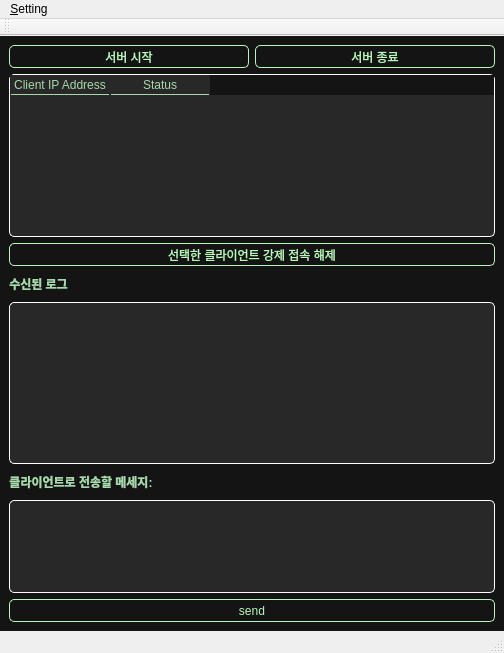
EagerBeaverLee/Vision_AI_RnD_team, file projects/pj7(AIS_simulator_Server)/ui/Server.ui: the form before one commit.
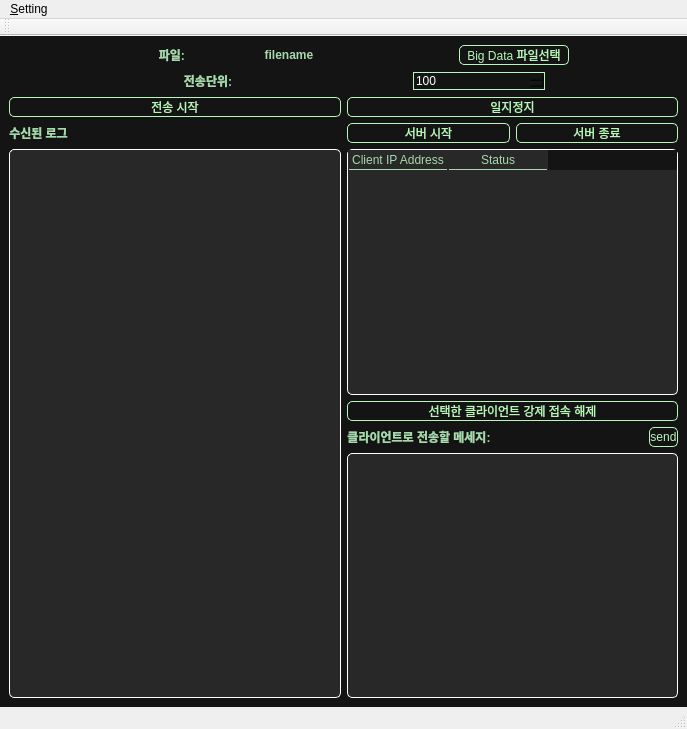
The form after the commit.

Commit message: load csv files to send and sending packet

Patch:
```diff
--- a/projects/pj7(AIS_simulator_Server)/ui/Server.ui
+++ b/projects/pj7(AIS_simulator_Server)/ui/Server.ui
@@ -6,8 +6,8 @@
    <rect>
     <x>0</x>
     <y>0</y>
-    <width>504</width>
-    <height>653</height>
+    <width>687</width>
+    <height>729</height>
    </rect>
   </property>
   <property name="minimumSize">
@@ -25,7 +25,382 @@
     background-color: rgb(20, 20, 20); /* 원하는 색상으로 변경 */
 }</string>
    </property>
-   <layout class="QVBoxLayout" name="verticalLayout" stretch="1,7,1,1,7,1,4,1">
+   <layout class="QVBoxLayout" name="verticalLayout_3">
+    <item>
+     <layout class="QHBoxLayout" name="horizontalLayout_4" stretch="1,1,1,1,1,1">
+      <item>
+       <spacer name="horizontalSpacer">
+        <property name="orientation">
+         <enum>Qt::Orientation::Horizontal</enum>
+        </property>
+        <property name="sizeHint" stdset="0">
+         <size>
+          <width>40</width>
+          <height>20</height>
+         </size>
+        </property>
+       </spacer>
+      </item>
+      <item>
+       <widget class="QLabel" name="label_3">
+        <property name="font">
+         <font>
+          <bold>true</bold>
+         </font>
+        </property>
+        <property name="styleSheet">
+         <string notr="true">QLabel {
+    color: rgb(166, 217, 171);
+}</string>
+        </property>
+        <property name="text">
+         <string>파일: </string>
+        </property>
+        <property name="scaledContents">
+         <bool>false</bool>
+        </property>
+        <property name="alignment">
+         <set>Qt::AlignmentFlag::AlignCenter</set>
+        </property>
+       </widget>
+      </item>
+      <item>
+       <widget class="QLabel" name="selected_file">
+        <property name="font">
+         <font>
+          <bold>true</bold>
+         </font>
+        </property>
+        <property name="styleSheet">
+         <string notr="true">QLabel {
+    color: rgb(166, 217, 171);
+}</string>
+        </property>
+        <property name="text">
+         <string>filename</string>
+        </property>
+        <property name="scaledContents">
+         <bool>false</bool>
+        </property>
+        <property name="alignment">
+         <set>Qt::AlignmentFlag::AlignCenter</set>
+        </property>
+       </widget>
+      </item>
+      <item>
+       <spacer name="horizontalSpacer_2">
+        <property name="orientation">
+         <enum>Qt::Orientation::Horizontal</enum>
+        </property>
+        <property name="sizeHint" stdset="0">
+         <size>
+          <width>40</width>
+          <height>20</height>
+         </size>
+        </property>
+       </spacer>
+      </item>
+      <item>
+       <widget class="QPushButton" name="btn_select_file">
+        <property name="sizePolicy">
+         <sizepolicy hsizetype="Minimum" vsizetype="Minimum">
+          <horstretch>0</horstretch>
+          <verstretch>0</verstretch>
+         </sizepolicy>
+        </property>
+        <property name="styleSheet">
+         <string notr="true">QPushButton {
+	color: rgb(184, 247, 185);
+    border: 1px solid rgb(184, 247, 185); /* 원하는 RGB 색상으로 변경 */
+    border-radius: 5px;                  /* 모서리를 둥글게 (선택 사항) */
+}
+QPushButton:hover {
+	color: rgb(184, 247, 185);
+    background-color: rgb(50, 120, 50); /* 마우스 올렸을 때 더 진한 색 */
+    border: 1px solid rgb(184, 247, 185); /* 테두리도 함께 진하게 (선택 사항) */
+}
+
+QPushButton:pressed {
+	color: rgb(184, 247, 185);
+    background-color: rgb(100, 180, 100); /* 버튼 눌렀을 때 가장 진한 색 */
+    border: 1px solid rgb(184, 247, 185); /* 테두리도 함께 진하게 (선택 사항) */
+}</string>
+        </property>
+        <property name="text">
+         <string>Big Data 파일선택</string>
+        </property>
+        <property name="autoDefault">
+         <bool>false</bool>
+        </property>
+        <property name="flat">
+         <bool>false</bool>
+        </property>
+       </widget>
+      </item>
+      <item>
+       <spacer name="horizontalSpacer_3">
+        <property name="orientation">
+         <enum>Qt::Orientation::Horizontal</enum>
+        </property>
+        <property name="sizeHint" stdset="0">
+         <size>
+          <width>40</width>
+          <height>20</height>
+         </size>
+        </property>
+       </spacer>
+      </item>
+     </layout>
+    </item>
+    <item>
+     <layout class="QHBoxLayout" name="horizontalLayout_5" stretch="1,1,1,1,1">
+      <item>
+       <spacer name="horizontalSpacer_4">
+        <property name="orientation">
+         <enum>Qt::Orientation::Horizontal</enum>
+        </property>
+        <property name="sizeHint" stdset="0">
+         <size>
+          <width>40</width>
+          <height>20</height>
+         </size>
+        </property>
+       </spacer>
+      </item>
+      <item>
+       <widget class="QLabel" name="label_5">
+        <property name="font">
+         <font>
+          <bold>true</bold>
+         </font>
+        </property>
+        <property name="styleSheet">
+         <string notr="true">QLabel {
+    color: rgb(166, 217, 171);
+}</string>
+        </property>
+        <property name="text">
+         <string>전송단위:</string>
+        </property>
+        <property name="scaledContents">
+         <bool>false</bool>
+        </property>
+        <property name="alignment">
+         <set>Qt::AlignmentFlag::AlignCenter</set>
+        </property>
+       </widget>
+      </item>
+      <item>
+       <spacer name="horizontalSpacer_8">
+        <property name="orientation">
+         <enum>Qt::Orientation::Horizontal</enum>
+        </property>
+        <property name="sizeHint" stdset="0">
+         <size>
+          <width>40</width>
+          <height>20</height>
+         </size>
+        </property>
+       </spacer>
+      </item>
+      <item>
+       <widget class="QSpinBox" name="sending_size">
+        <property name="styleSheet">
+         <string notr="true">QSpinBox {
+	border: 1px solid rgb(184, 247, 185);
+	text-align: center;
+	color: White;
+}</string>
+        </property>
+        <property name="minimum">
+         <number>100</number>
+        </property>
+        <property name="maximum">
+         <number>5000</number>
+        </property>
+        <property name="singleStep">
+         <number>100</number>
+        </property>
+        <property name="value">
+         <number>100</number>
+        </property>
+       </widget>
+      </item>
+      <item>
+       <spacer name="horizontalSpacer_7">
+        <property name="orientation">
+         <enum>Qt::Orientation::Horizontal</enum>
+        </property>
+        <property name="sizeHint" stdset="0">
+         <size>
+          <width>40</width>
+          <height>20</height>
+         </size>
+        </property>
+       </spacer>
+      </item>
+     </layout>
+    </item>
+    <item>
+     <layout class="QHBoxLayout" name="horizontalLayout_6">
+      <item>
+       <widget class="QPushButton" name="btn_send_packet">
+        <property name="sizePolicy">
+         <sizepolicy hsizetype="Minimum" vsizetype="Minimum">
+          <horstretch>0</horstretch>
+          <verstretch>0</verstretch>
+         </sizepolicy>
+        </property>
+        <property name="styleSheet">
+         <string notr="true">QPushButton {
+	color: rgb(184, 247, 185);
+    border: 1px solid rgb(184, 247, 185); /* 원하는 RGB 색상으로 변경 */
+    border-radius: 5px;                  /* 모서리를 둥글게 (선택 사항) */
+}
+QPushButton:hover {
+	color: rgb(184, 247, 185);
+    background-color: rgb(50, 120, 50); /* 마우스 올렸을 때 더 진한 색 */
+    border: 1px solid rgb(184, 247, 185); /* 테두리도 함께 진하게 (선택 사항) */
+}
+
+QPushButton:pressed {
+	color: rgb(184, 247, 185);
+    background-color: rgb(100, 180, 100); /* 버튼 눌렀을 때 가장 진한 색 */
+    border: 1px solid rgb(184, 247, 185); /* 테두리도 함께 진하게 (선택 사항) */
+}</string>
+        </property>
+        <property name="text">
+         <string>전송 시작</string>
+        </property>
+        <property name="autoDefault">
+         <bool>false</bool>
+        </property>
+        <property name="flat">
+         <bool>false</bool>
+        </property>
+       </widget>
+      </item>
+      <item>
+       <widget class="QPushButton" name="btn_pause_packet">
+        <property name="sizePolicy">
+         <sizepolicy hsizetype="Minimum" vsizetype="Minimum">
+          <horstretch>0</horstretch>
+          <verstretch>0</verstretch>
+         </sizepolicy>
+        </property>
+        <property name="styleSheet">
+         <string notr="true">QPushButton {
+	color: rgb(184, 247, 185);
+    border: 1px solid rgb(184, 247, 185); /* 원하는 RGB 색상으로 변경 */
+    border-radius: 5px;                  /* 모서리를 둥글게 (선택 사항) */
+}
+QPushButton:hover {
+	color: rgb(184, 247, 185);
+    background-color: rgb(50, 120, 50); /* 마우스 올렸을 때 더 진한 색 */
+    border: 1px solid rgb(184, 247, 185); /* 테두리도 함께 진하게 (선택 사항) */
+}
+
+QPushButton:pressed {
+	color: rgb(184, 247, 185);
+    background-color: rgb(100, 180, 100); /* 버튼 눌렀을 때 가장 진한 색 */
+    border: 1px solid rgb(184, 247, 185); /* 테두리도 함께 진하게 (선택 사항) */
+}</string>
+        </property>
+        <property name="text">
+         <string>일지정지</string>
+        </property>
+        <property name="autoDefault">
+         <bool>false</bool>
+        </property>
+        <property name="flat">
+         <bool>false</bool>
+        </property>
+       </widget>
+      </item>
+     </layout>
+    </item>
+    <item>
+     <layout class="QHBoxLayout" name="horizontalLayout_7">
+      <item>
+       <layout class="QVBoxLayout" name="verticalLayout_2">
+        <item>
+         <layout class="QHBoxLayout" name="horizontalLayout">
+          <item>
+           <widget class="QLabel" name="label">
+            <property name="font">
+             <font>
+              <bold>true</bold>
+             </font>
+            </property>
+            <property name="styleSheet">
+             <string notr="true">QLabel {
+    color: rgb(166, 217, 171);
+}</string>
+            </property>
+            <property name="text">
+             <string>수신된 로그</string>
+            </property>
+            <property name="scaledContents">
+             <bool>false</bool>
+            </property>
+            <property name="alignment">
+             <set>Qt::AlignmentFlag::AlignCenter</set>
+            </property>
+           </widget>
+          </item>
+          <item>
+           <spacer name="horizontalSpacer_5">
+            <property name="orientation">
+             <enum>Qt::Orientation::Horizontal</enum>
+            </property>
+            <property name="sizeHint" stdset="0">
+             <size>
+              <width>40</width>
+              <height>20</height>
+             </size>
+            </property>
+           </spacer>
+          </item>
+         </layout>
+        </item>
+        <item>
+         <widget class="QTextBrowser" name="log_browser">
+          <property name="sizePolicy">
+           <sizepolicy hsizetype="Expanding" vsizetype="Expanding">
+            <horstretch>0</horstretch>
+            <verstretch>0</verstretch>
+           </sizepolicy>
+          </property>
+          <property name="minimumSize">
+           <size>
+            <width>0</width>
+            <height>0</height>
+           </size>
+          </property>
+          <property name="styleSheet">
+           <string notr="true">QTextEdit {
+	color: white;
+    background-color: rgb(40, 40, 40); /* 원하는 색상으로 변경 */
+	border: 1px solid rgb(255,255,255);
+	border-radius: 5px;      /* (선택 사항) 모서리를 둥글게 */
+}
+QTextEdit:focus {
+    border: 1px solid rgb(184, 247, 185);
+    outline: none;           /* 기본 포커스 아웃라인 제거 */
+}</string>
+          </property>
+          <property name="inputMethodHints">
+           <set>Qt::InputMethodHint::ImhMultiLine</set>
+          </property>
+          <property name="readOnly">
+           <bool>true</bool>
+          </property>
+         </widget>
+        </item>
+       </layout>
+      </item>
+      <item>
+       <layout class="QVBoxLayout" name="verticalLayout">
     <item>
      <layout class="QHBoxLayout" name="horizontalLayout_2">
       <item>
@@ -200,80 +575,6 @@
       </property>
      </widget>
     </item>
-    <item>
-     <layout class="QHBoxLayout" name="horizontalLayout">
-      <item>
-       <widget class="QLabel" name="label">
-        <property name="font">
-         <font>
-          <bold>true</bold>
-         </font>
-        </property>
-        <property name="styleSheet">
-         <string notr="true">QLabel {
-    color: rgb(166, 217, 171);
-}</string>
-        </property>
-        <property name="text">
-         <string>수신된 로그</string>
-        </property>
-        <property name="scaledContents">
-         <bool>false</bool>
-        </property>
-        <property name="alignment">
-         <set>Qt::AlignmentFlag::AlignCenter</set>
-        </property>
-       </widget>
-      </item>
-      <item>
-       <spacer name="horizontalSpacer_5">
-        <property name="orientation">
-         <enum>Qt::Orientation::Horizontal</enum>
-        </property>
-        <property name="sizeHint" stdset="0">
-         <size>
-          <width>40</width>
-          <height>20</height>
-         </size>
-        </property>
-       </spacer>
-      </item>
-     </layout>
-    </item>
-    <item>
-     <widget class="QTextBrowser" name="log_browser">
-      <property name="sizePolicy">
-       <sizepolicy hsizetype="Expanding" vsizetype="Expanding">
-        <horstretch>0</horstretch>
-        <verstretch>0</verstretch>
-       </sizepolicy>
-      </property>
-      <property name="minimumSize">
-       <size>
-        <width>0</width>
-        <height>0</height>
-       </size>
-      </property>
-      <property name="styleSheet">
-       <string notr="true">QTextEdit {
-	color: white;
-    background-color: rgb(40, 40, 40); /* 원하는 색상으로 변경 */
-	border: 1px solid rgb(255,255,255);
-	border-radius: 5px;      /* (선택 사항) 모서리를 둥글게 */
-}
-QTextEdit:focus {
-    border: 1px solid rgb(184, 247, 185);
-    outline: none;           /* 기본 포커스 아웃라인 제거 */
-}</string>
-      </property>
-      <property name="inputMethodHints">
-       <set>Qt::InputMethodHint::ImhMultiLine</set>
-      </property>
-      <property name="readOnly">
-       <bool>true</bool>
-      </property>
-     </widget>
-    </item>
     <item>
      <layout class="QHBoxLayout" name="horizontalLayout_3">
       <item>
@@ -312,6 +613,43 @@
         </property>
        </spacer>
       </item>
+          <item>
+           <widget class="QPushButton" name="btn_send">
+            <property name="sizePolicy">
+             <sizepolicy hsizetype="Minimum" vsizetype="Minimum">
+              <horstretch>0</horstretch>
+              <verstretch>0</verstretch>
+             </sizepolicy>
+            </property>
+            <property name="styleSheet">
+             <string notr="true">QPushButton {
+	color: rgb(184, 247, 185);
+    border: 1px solid rgb(184, 247, 185); /* 원하는 RGB 색상으로 변경 */
+    border-radius: 5px;                  /* 모서리를 둥글게 (선택 사항) */
+}
+QPushButton:hover {
+	color: rgb(184, 247, 185);
+    background-color: rgb(50, 120, 50); /* 마우스 올렸을 때 더 진한 색 */
+    border: 1px solid rgb(184, 247, 185); /* 테두리도 함께 진하게 (선택 사항) */
+}
+
+QPushButton:pressed {
+	color: rgb(184, 247, 185);
+    background-color: rgb(100, 180, 100); /* 버튼 눌렀을 때 가장 진한 색 */
+    border: 1px solid rgb(184, 247, 185); /* 테두리도 함께 진하게 (선택 사항) */
+}</string>
+            </property>
+            <property name="text">
+             <string>send</string>
+            </property>
+            <property name="autoDefault">
+             <bool>false</bool>
+            </property>
+            <property name="flat">
+             <bool>false</bool>
+            </property>
+           </widget>
+          </item>
      </layout>
     </item>
     <item>
@@ -345,42 +683,9 @@
       </property>
      </widget>
     </item>
-    <item>
-     <widget class="QPushButton" name="btn_send">
-      <property name="sizePolicy">
-       <sizepolicy hsizetype="Minimum" vsizetype="Minimum">
-        <horstretch>0</horstretch>
-        <verstretch>0</verstretch>
-       </sizepolicy>
-      </property>
-      <property name="styleSheet">
-       <string notr="true">QPushButton {
-	color: rgb(184, 247, 185);
-    border: 1px solid rgb(184, 247, 185); /* 원하는 RGB 색상으로 변경 */
-    border-radius: 5px;                  /* 모서리를 둥글게 (선택 사항) */
-}
-QPushButton:hover {
-	color: rgb(184, 247, 185);
-    background-color: rgb(50, 120, 50); /* 마우스 올렸을 때 더 진한 색 */
-    border: 1px solid rgb(184, 247, 185); /* 테두리도 함께 진하게 (선택 사항) */
-}
-
-QPushButton:pressed {
-	color: rgb(184, 247, 185);
-    background-color: rgb(100, 180, 100); /* 버튼 눌렀을 때 가장 진한 색 */
-    border: 1px solid rgb(184, 247, 185); /* 테두리도 함께 진하게 (선택 사항) */
-}</string>
-      </property>
-      <property name="text">
-       <string>send</string>
-      </property>
-      <property name="autoDefault">
-       <bool>false</bool>
-      </property>
-      <property name="flat">
-       <bool>false</bool>
-      </property>
-     </widget>
+       </layout>
+      </item>
+     </layout>
     </item>
    </layout>
   </widget>
@@ -389,7 +694,7 @@
     <rect>
      <x>0</x>
      <y>0</y>
-     <width>504</width>
+     <width>687</width>
      <height>33</height>
     </rect>
    </property>
```
Lines whose indentation alone changed are shown as unchanged. The commit also changes 5 other files.
